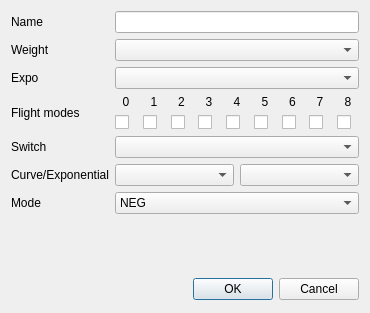
The window that src/expodialog.ui (roberto1903/companion9x) describes before a commit, drawn with Qt 5.
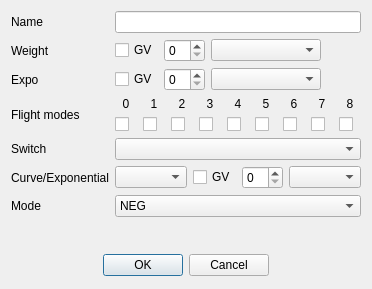
The same window after the commit. Icons and pictures are not drawn.

Commit message: Split numeric values and GV in spinbox and combobox in expodialog. Test needed...

The edit to the form file:
```diff
--- a/src/expodialog.ui
+++ b/src/expodialog.ui
@@ -7,7 +7,7 @@
     <x>0</x>
     <y>0</y>
     <width>370</width>
-    <height>313</height>
+    <height>289</height>
    </rect>
   </property>
   <property name="sizePolicy">
@@ -29,7 +29,7 @@
    <iconset resource="companion9x.qrc">
     <normaloff>:/icon.png</normaloff>:/icon.png</iconset>
   </property>
-  <layout class="QGridLayout" name="gridLayout" columnstretch="0,0">
+  <layout class="QGridLayout" name="gridLayout">
    <item row="0" column="0">
     <widget class="QLabel" name="label_name">
      <property name="text">
@@ -51,6 +51,40 @@
      </property>
     </widget>
    </item>
+   <item row="1" column="1">
+    <layout class="QHBoxLayout" name="horizontalLayout_2" stretch="0,0,1,0">
+     <item>
+      <widget class="QCheckBox" name="weightGV">
+       <property name="text">
+        <string>GV</string>
+       </property>
+      </widget>
+     </item>
+     <item>
+      <widget class="QSpinBox" name="weightSB"/>
+     </item>
+     <item>
+      <widget class="QComboBox" name="weightCB">
+       <property name="whatsThis">
+        <string>Phase used by the expo.</string>
+       </property>
+      </widget>
+     </item>
+     <item>
+      <spacer name="horizontalSpacer">
+       <property name="orientation">
+        <enum>Qt::Horizontal</enum>
+       </property>
+       <property name="sizeHint" stdset="0">
+        <size>
+         <width>40</width>
+         <height>20</height>
+        </size>
+       </property>
+      </spacer>
+     </item>
+    </layout>
+   </item>
    <item row="2" column="0">
     <widget class="QLabel" name="label_expo">
      <property name="text">
@@ -58,6 +92,40 @@
      </property>
     </widget>
    </item>
+   <item row="2" column="1">
+    <layout class="QHBoxLayout" name="horizontalLayout_3" stretch="0,0,1,0">
+     <item>
+      <widget class="QCheckBox" name="expoGV">
+       <property name="text">
+        <string>GV</string>
+       </property>
+      </widget>
+     </item>
+     <item>
+      <widget class="QSpinBox" name="expoSB"/>
+     </item>
+     <item>
+      <widget class="QComboBox" name="expoCB">
+       <property name="whatsThis">
+        <string>Phase used by the expo.</string>
+       </property>
+      </widget>
+     </item>
+     <item>
+      <spacer name="horizontalSpacer_2">
+       <property name="orientation">
+        <enum>Qt::Horizontal</enum>
+       </property>
+       <property name="sizeHint" stdset="0">
+        <size>
+         <width>40</width>
+         <height>0</height>
+        </size>
+       </property>
+      </spacer>
+     </item>
+    </layout>
+   </item>
    <item row="3" column="0">
     <widget class="QLabel" name="label_phases">
      <property name="text">
@@ -65,35 +133,6 @@
      </property>
     </widget>
    </item>
-   <item row="8" column="0" colspan="2">
-    <widget class="QDialogButtonBox" name="buttonBox">
-     <property name="minimumSize">
-      <size>
-       <width>0</width>
-       <height>25</height>
-      </size>
-     </property>
-     <property name="orientation">
-      <enum>Qt::Horizontal</enum>
-     </property>
-     <property name="standardButtons">
-      <set>QDialogButtonBox::Cancel|QDialogButtonBox::Ok</set>
-     </property>
-    </widget>
-   </item>
-   <item row="7" column="0" colspan="2">
-    <spacer name="verticalSpacer">
-     <property name="orientation">
-      <enum>Qt::Vertical</enum>
-     </property>
-     <property name="sizeHint" stdset="0">
-      <size>
-       <width>20</width>
-       <height>40</height>
-      </size>
-     </property>
-    </spacer>
-   </item>
    <item row="3" column="1">
     <layout class="QGridLayout" name="gridLayout_4">
      <item row="0" column="0">
@@ -274,7 +313,7 @@
     </widget>
    </item>
    <item row="5" column="1">
-    <layout class="QHBoxLayout" name="horizontalLayout">
+    <layout class="QHBoxLayout" name="horizontalLayout" stretch="1,0,0,1">
      <item>
       <widget class="QComboBox" name="curvesCB">
        <property name="toolTip">
@@ -285,6 +324,16 @@
        </property>
       </widget>
      </item>
+     <item>
+      <widget class="QCheckBox" name="expoCurveGV">
+       <property name="text">
+        <string>GV</string>
+       </property>
+      </widget>
+     </item>
+     <item>
+      <widget class="QSpinBox" name="expoCurveSB"/>
+     </item>
      <item>
       <widget class="QComboBox" name="expoCurveCB">
        <property name="whatsThis">
@@ -320,19 +369,37 @@
      </item>
     </widget>
    </item>
-   <item row="1" column="1">
-    <widget class="QComboBox" name="weightCB">
-     <property name="whatsThis">
-      <string>Phase used by the expo.</string>
+   <item row="8" column="0" colspan="2">
+    <widget class="QDialogButtonBox" name="buttonBox">
+     <property name="minimumSize">
+      <size>
+       <width>0</width>
+       <height>25</height>
+      </size>
+     </property>
+     <property name="orientation">
+      <enum>Qt::Horizontal</enum>
+     </property>
+     <property name="standardButtons">
+      <set>QDialogButtonBox::Cancel|QDialogButtonBox::Ok</set>
+     </property>
+     <property name="centerButtons">
+      <bool>true</bool>
      </property>
     </widget>
    </item>
-   <item row="2" column="1">
-    <widget class="QComboBox" name="expoCB">
-     <property name="whatsThis">
-      <string>Phase used by the expo.</string>
+   <item row="7" column="0" colspan="2">
+    <spacer name="verticalSpacer">
+     <property name="orientation">
+      <enum>Qt::Vertical</enum>
      </property>
-    </widget>
+     <property name="sizeHint" stdset="0">
+      <size>
+       <width>20</width>
+       <height>40</height>
+      </size>
+     </property>
+    </spacer>
    </item>
   </layout>
  </widget>
```
The commit also changes 4 other files.
